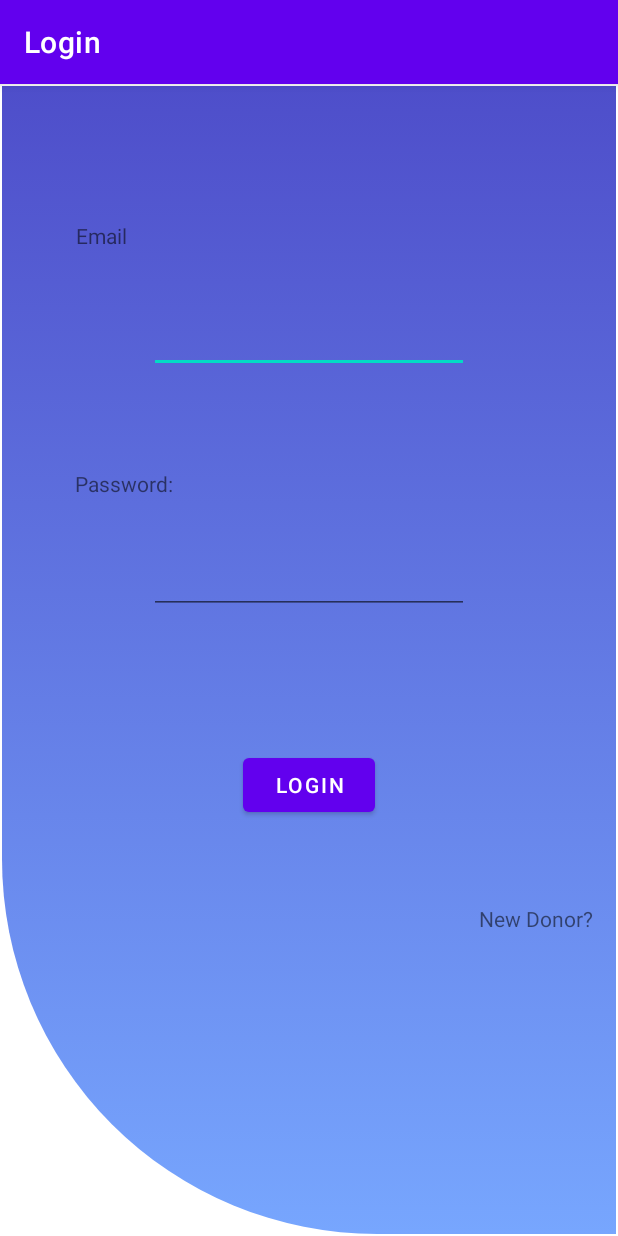
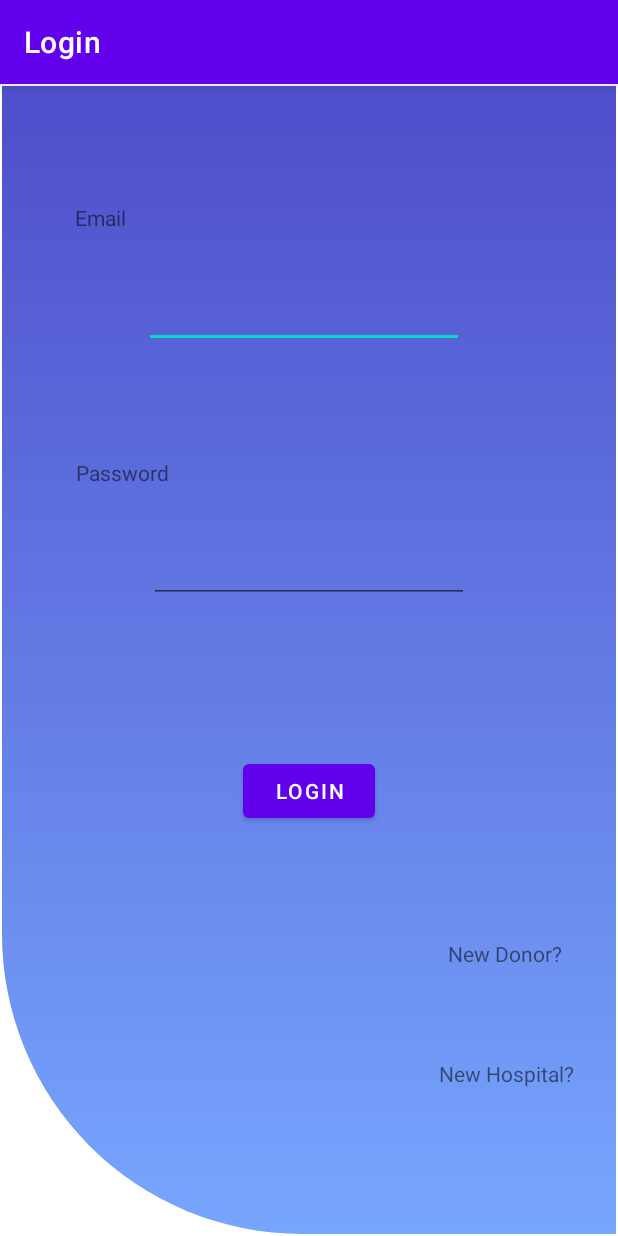
Before and after one commit to Antony-Samir/Blood-Donation-App, an Android app: the screen it shows after launch (LoginActivity), on a phone screen of 412 x 824 dp. Run offline under Robolectric (Android 15) with nearby library versions, the phone set to English and light mode, and no system bars.

Commit message:
Hospital Signin & ER Diagram

```diff
--- a/Blood Donation App/app/src/main/AndroidManifest.xml
+++ b/Blood Donation App/app/src/main/AndroidManifest.xml
@@ -10,8 +10,11 @@
         android:supportsRtl="true"
         android:theme="@style/Theme.BloodDonationApp">
         <activity
+            android:name=".RegisterHospitalActivity"
+            android:label="Register Hospital Account" />
+        <activity
             android:name=".RegisterDonorHealthActivity"
-            android:label="Register Health Information"/>
+            android:label="Register Health Information" />
         <activity
             android:name=".AllDonorsActivity"
             android:label="All Donors" />
--- a/Blood Donation App/app/src/main/java/com/example/blooddonationapp/HospitalDBHelper.java
+++ b/Blood Donation App/app/src/main/java/com/example/blooddonationapp/HospitalDBHelper.java
@@ -23,6 +23,7 @@ public class HospitalDBHelper extends SQLiteOpenHelper
                 "name text," +
                 "phone integer," +
                 "email text," +
+                "password text," +
                 "location text)"
         );
     }
@@ -34,12 +35,13 @@ public class HospitalDBHelper extends SQLiteOpenHelper
         onCreate(db);
     }
 
-    public void createNewHospital(String name, int phone, String email, String location)
+    public void createNewHospital(String name, int phone, String email, String password, String location)
     {
         ContentValues row = new ContentValues();
         row.put("name", name);
         row.put("phone", phone);
         row.put("email", email);
+        row.put("password", password);
         row.put("location", location);
         hospitalDatabase = getWritableDatabase();
         hospitalDatabase.insert("hospital", null, row);
@@ -49,7 +51,7 @@ public class HospitalDBHelper extends SQLiteOpenHelper
     public Cursor fetchAllHospitals()
     {//Gets all Hospitals
         hospitalDatabase = getReadableDatabase();
-        String[] rowDetails = {"id", "name", "phone", "email", "location"};
+        String[] rowDetails = {"id", "name", "phone", "email", "password", "location"};
         Cursor cursor = hospitalDatabase.query("hospital", rowDetails, null, null, null, null, null);
         if (cursor != null)
             cursor.moveToFirst();
@@ -79,6 +81,17 @@ public class HospitalDBHelper extends SQLiteOpenHelper
         return cursor.getString(0);
     }
 
+    public String getHospitalPassword(String name)
+    {
+        hospitalDatabase = getReadableDatabase();
+        String[] arg = {name};
+
+        Cursor cursor = hospitalDatabase.rawQuery("Select password from hospital where name like ?", arg);
+        cursor.moveToFirst();
+        hospitalDatabase.close();
+        return cursor.getString(0);
+    }
+
     public String getHospitalLocation(String name)
     {
         hospitalDatabase = getReadableDatabase();
--- a/Blood Donation App/app/src/main/java/com/example/blooddonationapp/LoginActivity.java
+++ b/Blood Donation App/app/src/main/java/com/example/blooddonationapp/LoginActivity.java
@@ -3,9 +3,7 @@ package com.example.blooddonationapp;
 import androidx.appcompat.app.AppCompatActivity;
 
 import android.content.Intent;
-import android.net.Uri;
 import android.os.Bundle;
-import android.view.View;
 import android.widget.Button;
 import android.widget.EditText;
 import android.widget.TextView;
@@ -29,7 +27,7 @@ public class LoginActivity extends AppCompatActivity {
 
         Button login = (Button)findViewById(R.id.LoginBtn);
         login.setOnClickListener(v -> {
-            if (userName.getText().toString().equals(HospitalDB.getHospitalEmail("Ain Shams Uni")) && password.getText().toString().equals(HospitalDB.getHospitalPhone("Ain Shams Uni")))
+            if (userName.getText().toString().equals(HospitalDB.getHospitalEmail("Ain Shams Uni")) && password.getText().toString().equals(HospitalDB.getHospitalPassword("Ain Shams Uni")))
             {//Check for the hospital account
 
                 //Correct Email: "test@gmail.com"
@@ -46,11 +44,18 @@ public class LoginActivity extends AppCompatActivity {
             }
         });
 
-        TextView newAccount = (TextView)findViewById(R.id.NewAccountBtn);
-        newAccount.setOnClickListener(v -> {
+        TextView newDonorAccount = (TextView)findViewById(R.id.NewDonorAccountBtn);
+        newDonorAccount.setOnClickListener(v -> {//go to new donor activity
 
             Intent i = new Intent(LoginActivity.this, RegisterDonorInfoActivity.class);
             startActivity(i);
         });
+
+        TextView newHospitalAccount = (TextView)findViewById(R.id.NewHospitalAccountBtn);
+        newHospitalAccount.setOnClickListener(v -> {//go to new hospital activity
+
+            Intent i = new Intent(LoginActivity.this, RegisterHospitalActivity.class);
+            startActivity(i);
+        });
     }
 }
--- a/Blood Donation App/app/src/main/java/com/example/blooddonationapp/MainActivity.java
+++ b/Blood Donation App/app/src/main/java/com/example/blooddonationapp/MainActivity.java
@@ -46,9 +46,10 @@ public class MainActivity extends AppCompatActivity {
             }, 3000);
 
             final HospitalDBHelper HospitalDB = new HospitalDBHelper(this);
-            HospitalDB.createNewHospital("Ain Shams Uni", 123, "test@gmail.com", "Abassya");
+            HospitalDB.createNewHospital("Ain Shams Uni", 123, "test@gmail.com", "321", "Abassya");
 
             Toast.makeText(getApplicationContext(), HospitalDB.getHospitalEmail("Ain Shams Uni"), Toast.LENGTH_SHORT).show();
+            Toast.makeText(getApplicationContext(), HospitalDB.getHospitalPassword("Ain Shams Uni"), Toast.LENGTH_SHORT).show();
             Toast.makeText(getApplicationContext(), HospitalDB.getHospitalLocation("Ain Shams Uni"), Toast.LENGTH_SHORT).show();
             Toast.makeText(getApplicationContext(), HospitalDB.getHospitalPhone("Ain Shams Uni"), Toast.LENGTH_SHORT).show();
 
--- a/Blood Donation App/app/src/main/res/drawable/box.xml
+++ b/Blood Donation App/app/src/main/res/drawable/box.xml
@@ -7,7 +7,7 @@
                 android:endColor="#77A6FE"
                 android:angle="-270" />
             <corners
-                android:bottomLeftRadius="250dip"
+                android:bottomLeftRadius="200dip"
                 android:bottomRightRadius="0dip"
                 android:topLeftRadius="0dip"
                 android:topRightRadius="0dip" />
--- a/Blood Donation App/app/src/main/res/layout/activity_login.xml
+++ b/Blood Donation App/app/src/main/res/layout/activity_login.xml
@@ -24,94 +24,86 @@
         android:id="@+id/UsernameTextView"
         android:layout_width="wrap_content"
         android:layout_height="wrap_content"
-        android:layout_marginStart="49dp"
-        android:layout_marginTop="96dp"
-        android:layout_marginEnd="295dp"
-        android:layout_marginBottom="16dp"
+        android:layout_marginStart="50dp"
+        android:layout_marginBottom="32dp"
         android:text="@string/email"
         app:layout_constraintBottom_toTopOf="@+id/UsernameTxt"
-        app:layout_constraintEnd_toEndOf="parent"
-        app:layout_constraintHorizontal_bias="0.031"
-        app:layout_constraintStart_toStartOf="parent"
-        app:layout_constraintTop_toTopOf="parent" />
+        app:layout_constraintStart_toStartOf="parent" />
 
     <EditText
         android:id="@+id/UsernameTxt"
         android:layout_width="wrap_content"
-        android:layout_height="50dp"
-        android:layout_marginStart="99dp"
-        android:layout_marginTop="16dp"
-        android:layout_marginEnd="99dp"
-        android:layout_marginBottom="32dp"
+        android:layout_height="wrap_content"
+        android:layout_marginStart="12dp"
+        android:layout_marginTop="122dp"
+        android:layout_marginBottom="115dp"
         android:ems="10"
         android:importantForAutofill="no"
         android:inputType="textPersonName"
-        app:layout_constraintBottom_toTopOf="@+id/PasswordTextView"
-        app:layout_constraintEnd_toEndOf="parent"
-        app:layout_constraintHorizontal_bias="0.0"
-        app:layout_constraintStart_toStartOf="parent"
-        app:layout_constraintTop_toBottomOf="@+id/UsernameTextView" />
+        app:layout_constraintBottom_toTopOf="@+id/PasswordTxt"
+        app:layout_constraintStart_toEndOf="@+id/UsernameTextView"
+        app:layout_constraintTop_toTopOf="parent" />
 
     <TextView
         android:id="@+id/PasswordTextView"
         android:layout_width="wrap_content"
         android:layout_height="wrap_content"
-        android:layout_marginStart="50dp"
-        android:layout_marginTop="32dp"
-        android:layout_marginEnd="295dp"
-        android:layout_marginBottom="16dp"
+        android:layout_marginStart="49dp"
+        android:layout_marginEnd="49dp"
+        android:layout_marginBottom="32dp"
         android:text="@string/password"
         app:layout_constraintBottom_toTopOf="@+id/PasswordTxt"
-        app:layout_constraintEnd_toEndOf="parent"
-        app:layout_constraintHorizontal_bias="0.0"
-        app:layout_constraintStart_toStartOf="parent"
-        app:layout_constraintTop_toBottomOf="@+id/UsernameTxt" />
+        app:layout_constraintEnd_toStartOf="@+id/LoginBtn"
+        app:layout_constraintStart_toStartOf="@+id/Background" />
 
     <EditText
         android:id="@+id/PasswordTxt"
         android:layout_width="wrap_content"
         android:layout_height="wrap_content"
-        android:layout_marginStart="99dp"
-        android:layout_marginTop="16dp"
-        android:layout_marginEnd="99dp"
-        android:layout_marginBottom="32dp"
+        android:layout_marginBottom="215dp"
         android:ems="10"
         android:importantForAutofill="no"
         android:inputType="textPassword"
-        app:layout_constraintBottom_toTopOf="@+id/LoginBtn"
+        app:layout_constraintBottom_toTopOf="@+id/NewDonorAccountBtn"
         app:layout_constraintEnd_toEndOf="parent"
-        app:layout_constraintHorizontal_bias="0.0"
         app:layout_constraintStart_toStartOf="parent"
-        app:layout_constraintTop_toBottomOf="@+id/PasswordTextView" />
+        app:layout_constraintTop_toBottomOf="@+id/UsernameTxt" />
 
     <Button
         android:id="@+id/LoginBtn"
         android:layout_width="88dp"
         android:layout_height="48dp"
-        android:layout_marginStart="162dp"
-        android:layout_marginTop="58dp"
-        android:layout_marginEnd="161dp"
-        android:layout_marginBottom="282dp"
+        android:layout_marginTop="255dp"
+        android:layout_marginBottom="255dp"
         android:text="@string/login"
+        app:layout_constraintBottom_toBottomOf="@+id/Background"
+        app:layout_constraintEnd_toEndOf="parent"
+        app:layout_constraintStart_toStartOf="parent"
+        app:layout_constraintTop_toBottomOf="@+id/UsernameTxt" />
+
+    <TextView
+        android:id="@+id/NewDonorAccountBtn"
+        android:layout_width="77dp"
+        android:layout_height="wrap_content"
+        android:layout_marginStart="41dp"
+        android:layout_marginEnd="42dp"
+        android:layout_marginBottom="51dp"
+        android:text="@string/new_donor"
+        app:layout_constraintBottom_toTopOf="@+id/NewHospitalAccountBtn"
+        app:layout_constraintEnd_toEndOf="@+id/NewHospitalAccountBtn"
+        app:layout_constraintStart_toEndOf="@+id/LoginBtn"
+        app:layout_constraintStart_toStartOf="@+id/NewHospitalAccountBtn"
+        app:layout_constraintTop_toBottomOf="@+id/PasswordTxt" />
+
+    <TextView
+        android:id="@+id/NewHospitalAccountBtn"
+        android:layout_width="wrap_content"
+        android:layout_height="wrap_content"
+        android:layout_marginEnd="29dp"
+        android:layout_marginBottom="90dp"
+        android:text="@string/new_hospital"
         app:layout_constraintBottom_toBottomOf="parent"
         app:layout_constraintEnd_toEndOf="parent"
-        app:layout_constraintHorizontal_bias="0.0"
-        app:layout_constraintStart_toStartOf="parent"
-        app:layout_constraintTop_toBottomOf="@+id/PasswordTxt"
-        app:layout_constraintVertical_bias="1.0" />
-
-    <TextView
-        android:id="@+id/NewAccountBtn"
-        android:layout_width="77dp"
-        android:layout_height="19dp"
-        android:layout_marginStart="312dp"
-        android:layout_marginTop="528dp"
-        android:layout_marginEnd="8dp"
-        android:layout_marginBottom="184dp"
-        android:text="@string/new_donor"
-        app:layout_constraintBottom_toBottomOf="parent"
-        app:layout_constraintEnd_toEndOf="parent"
-        app:layout_constraintStart_toStartOf="parent"
-        app:layout_constraintTop_toTopOf="parent" />
+        app:layout_constraintTop_toBottomOf="@+id/NewDonorAccountBtn" />
 
 </androidx.constraintlayout.widget.ConstraintLayout>
--- a/Blood Donation App/app/src/main/res/values/strings.xml
+++ b/Blood Donation App/app/src/main/res/values/strings.xml
@@ -21,7 +21,7 @@
     <string name="send_mail">Send Mail</string>
     <string name="our_location">Our Location</string>
     <string name="login">Login</string>
-    <string name="password">Password:</string>
+    <string name="password">Password</string>
     <string name="username">Username:</string>
     <string name="hospital">Hospital</string>
     <string name="fetch_all_donors">Fetch All Donors</string>
@@ -41,6 +41,7 @@
     <string name="is_high_blood_pressure">Is High Blood Pressure?</string>
     <string name="is_diabetic">Is Diabetic?</string>
     <string name="all_donors">All Donors</string>
+    <string name="new_hospital">New Hospital?</string>
 
     <string-array name="bloodType">
         <item>AB+</item>
```
Also changed, not shown: Blood Donation App/app/src/main/java/com/example/blooddonationapp/RegisterHospitalActivity.java (added, +17 -0 lines), Blood Donation App/app/src/main/res/layout/activity_register_hospital.xml (added, +177 -0 lines), 4 other files.
